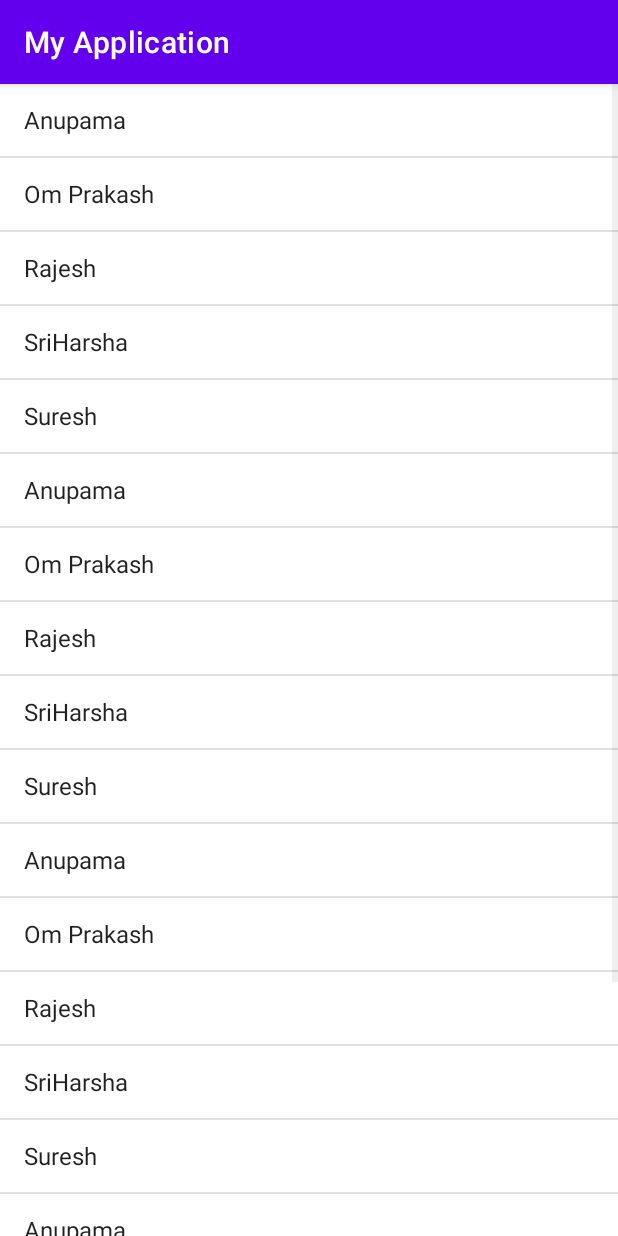
After one commit to rajesh-pujari-improve10x/Android-Widgets, an Android app: the ListViewActivity screen opened directly, with no data from a screen before it, on a phone screen of 412 x 824 dp. The commit adds this screen. Run offline under Robolectric (Android 15) with nearby library versions, the phone set to English and light mode, and no system bars.

Commit message:
I Created ListViewActivity to implemented the Functionality

```diff
--- /dev/null
+++ b/app/src/main/java/com/improve10x/myapplication/ListViewActivity.java
@@ -0,0 +1,64 @@
+package com.improve10x.myapplication;
+
+import androidx.appcompat.app.AppCompatActivity;
+
+import android.os.Bundle;
+import android.view.View;
+import android.widget.AdapterView;
+import android.widget.ArrayAdapter;
+import android.widget.Toast;
+
+import com.improve10x.myapplication.databinding.ActivityListViewBinding;
+
+import java.util.ArrayList;
+
+public class ListViewActivity extends AppCompatActivity {
+
+    private ActivityListViewBinding binding;
+    private ArrayList<String> arrayList;
+    private ArrayAdapter<String> arrayAdapter;
+
+    @Override
+    protected void onCreate(Bundle savedInstanceState) {
+        super.onCreate(savedInstanceState);
+        binding = ActivityListViewBinding.inflate(getLayoutInflater());
+        setContentView(binding.getRoot());
+        setData();
+        listView();
+    }
+
+    private void setData() {
+        arrayList = new ArrayList<>();
+        arrayList.add("Anupama");
+        arrayList.add("Om Prakash");
+        arrayList.add("Rajesh");
+        arrayList.add("SriHarsha");
+        arrayList.add("Suresh");
+        arrayList.add("Anupama");
+        arrayList.add("Om Prakash");
+        arrayList.add("Rajesh");
+        arrayList.add("SriHarsha");
+        arrayList.add("Suresh");
+        arrayList.add("Anupama");
+        arrayList.add("Om Prakash");
+        arrayList.add("Rajesh");
+        arrayList.add("SriHarsha");
+        arrayList.add("Suresh");
+        arrayList.add("Anupama");
+        arrayList.add("Om Prakash");
+        arrayList.add("Rajesh");
+        arrayList.add("SriHarsha");
+        arrayList.add("Suresh");
+    }
+
+    private void listView() {
+        arrayAdapter = new ArrayAdapter<String>(this, android.R.layout.simple_list_item_1, arrayList);
+        binding.listViewLv.setAdapter(arrayAdapter);
+        binding.listViewLv.setOnItemClickListener(new AdapterView.OnItemClickListener() {
+            @Override
+            public void onItemClick(AdapterView<?> adapterView, View view, int position, long l) {
+                Toast.makeText(ListViewActivity.this, arrayList.get(position), Toast.LENGTH_SHORT).show();
+            }
+        });
+    }
+}
--- /dev/null
+++ b/app/src/main/res/layout/activity_list_view.xml
@@ -0,0 +1,18 @@
+<?xml version="1.0" encoding="utf-8"?>
+<androidx.constraintlayout.widget.ConstraintLayout xmlns:android="http://schemas.android.com/apk/res/android"
+    xmlns:app="http://schemas.android.com/apk/res-auto"
+    xmlns:tools="http://schemas.android.com/tools"
+    android:layout_width="match_parent"
+    android:layout_height="match_parent"
+    android:layout_margin="8dp"
+    tools:context=".ListViewActivity">
+
+    <ListView
+        android:id="@+id/list_view_lv"
+        android:layout_width="0dp"
+        android:layout_height="0dp"
+        app:layout_constraintBottom_toBottomOf="parent"
+        app:layout_constraintEnd_toEndOf="parent"
+        app:layout_constraintStart_toStartOf="parent"
+        app:layout_constraintTop_toTopOf="parent" />
+</androidx.constraintlayout.widget.ConstraintLayout>
```
Also changed, not shown: app/src/main/AndroidManifest.xml (+7 -0 lines), app/src/main/java/com/improve10x/myapplication/MainActivity.java (+8 -0 lines), app/src/main/res/layout/activity_main.xml (+21 -11 lines).
